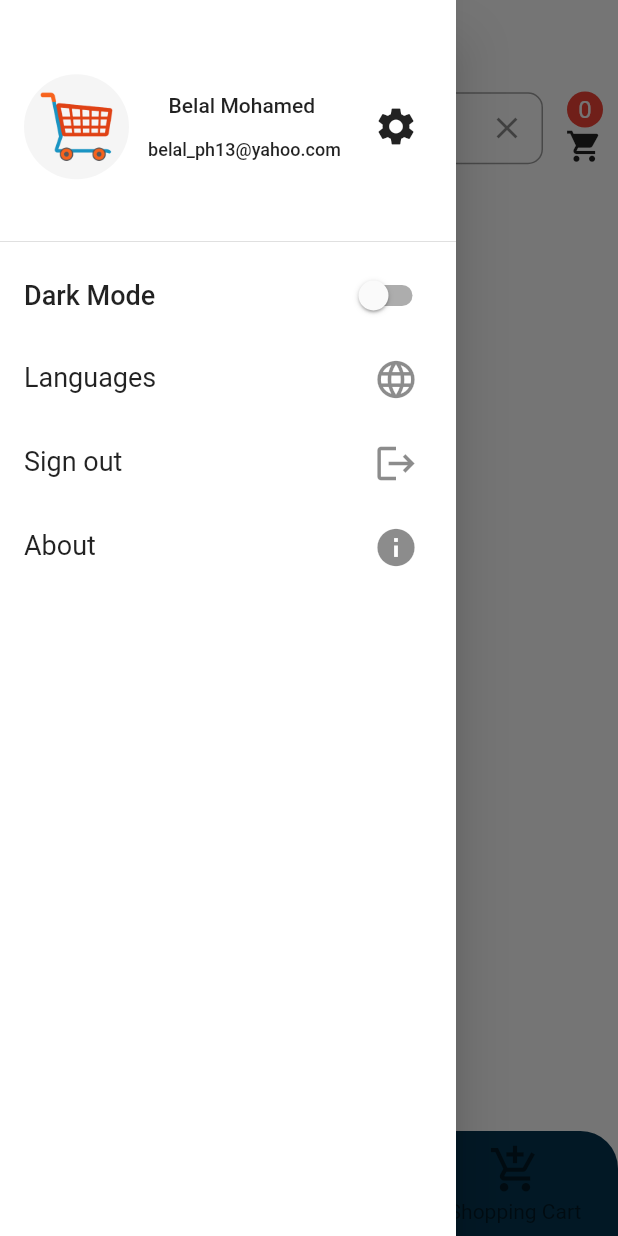
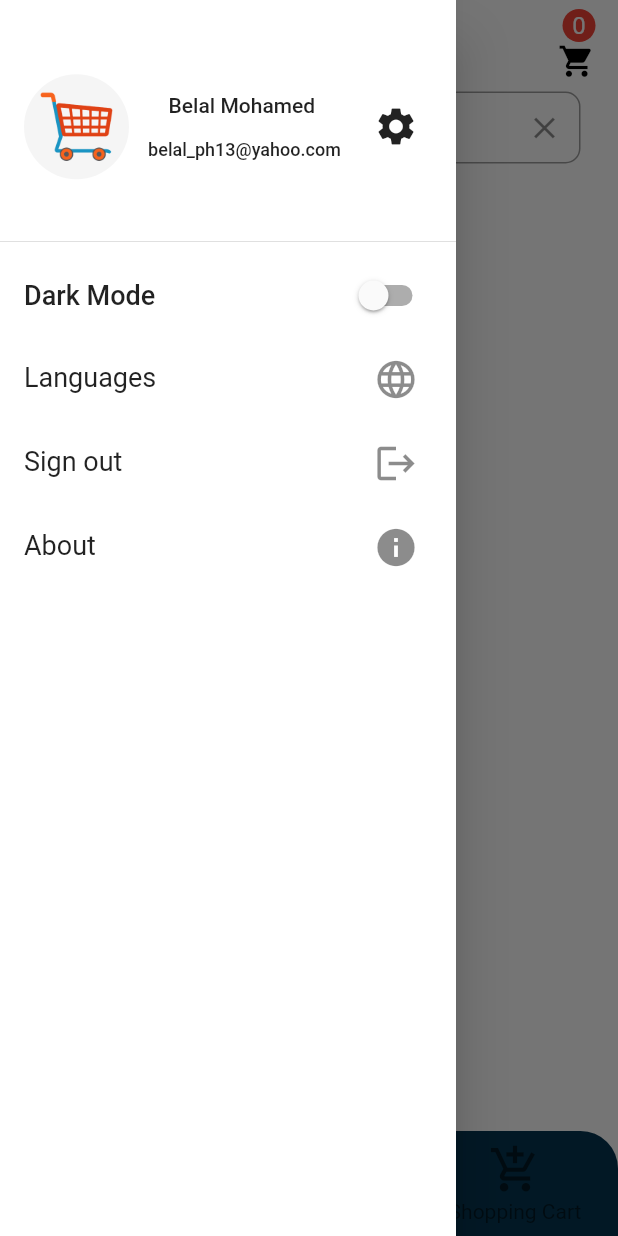
Before and after one commit to Belal13ify/DSC-Shop, a Flutter app: the HomeScreen screen opened by its route, with the side drawer open, on a phone screen of 412 x 824 dp. Run offline on Flutter 3.47's test engine with Material 2 defaults, Android fonts, the phone set to English and light mode, and no system bars; our stand-ins replace cloud_firestore, firebase_auth, firebase_core, shared_preferences; missing offline and left inert: splash_screen_view; accounts and stored records are empty.

Commit message:
some refractroring and add to cart in product page

```diff
--- a/lib/screens/home_screen.dart
+++ b/lib/screens/home_screen.dart
@@ -1,3 +1,4 @@
+import 'package:dsc_shop/providers/firebase_provider.dart';
 import 'package:dsc_shop/providers/navScreenProvider.dart';
 import 'package:dsc_shop/providers/themeProvider.dart';
 import 'package:dsc_shop/screens/products_screen.dart';
@@ -12,6 +13,8 @@ class HomeScreen extends StatelessWidget {
   @override
   Widget build(BuildContext context) {
     Provider.of<ThemeProvider>(context).checkDarkMode();
+    var nav = Provider.of<NavigationProvider>(context);
+    var fb = Provider.of<FirebaseProvider>(context);
     List<Widget> selectedScreen = [Products(), Wishlist(), ShoppingCart()];
     return Scaffold(
       appBar: AppBar(
@@ -19,10 +22,34 @@ class HomeScreen extends StatelessWidget {
         elevation: 0.0,
         centerTitle: true,
         title: Text("DSC Shop"),
+        actions: [
+          GestureDetector(
+            onTap: () => Provider.of<NavigationProvider>(context, listen: false)
+                .onScreenTaped(2),
+            child: Container(
+              padding: EdgeInsets.only(right: 15, top: 6),
+              child: Column(
+                crossAxisAlignment: CrossAxisAlignment.end,
+                children: [
+                  CircleAvatar(
+                    radius: 11,
+                    backgroundColor: Colors.red,
+                    child: Text(
+                      fb.itemCount.toString(),
+                      style: TextStyle(color: Colors.white),
+                    ),
+                  ),
+                  Icon(
+                    Icons.shopping_cart,
+                    size: 25,
+                  )
+                ],
+              ),
+            ),
+          )
+        ],
       ),
-      body: SafeArea(
-          child: selectedScreen[
-              Provider.of<NavigationProvider>(context).selectedScreen]),
+      body: SafeArea(child: selectedScreen[nav.selectedScreen]),
       drawer: DrawerSection(),
       bottomNavigationBar: BottomNavBar(),
     );
```
Also changed, not shown: lib/screens/product_details.dart (+9 -2 lines), lib/screens/products_screen.dart (+19 -31 lines), lib/screens/shoppingCart_screen.dart (+0 -20 lines).
